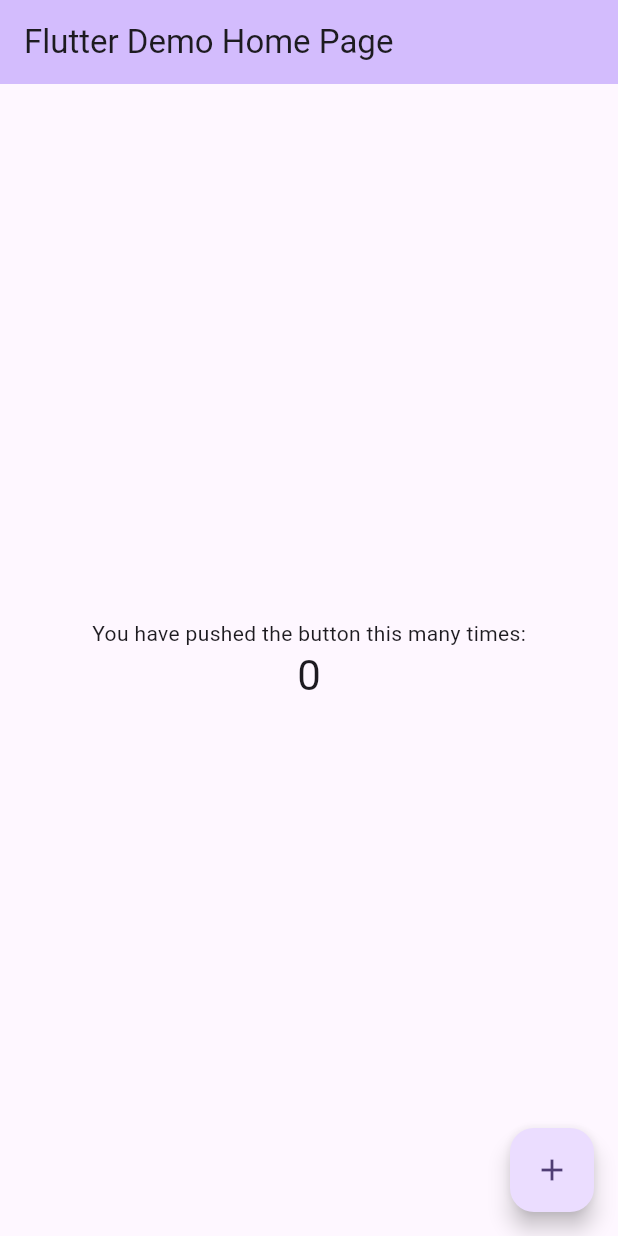
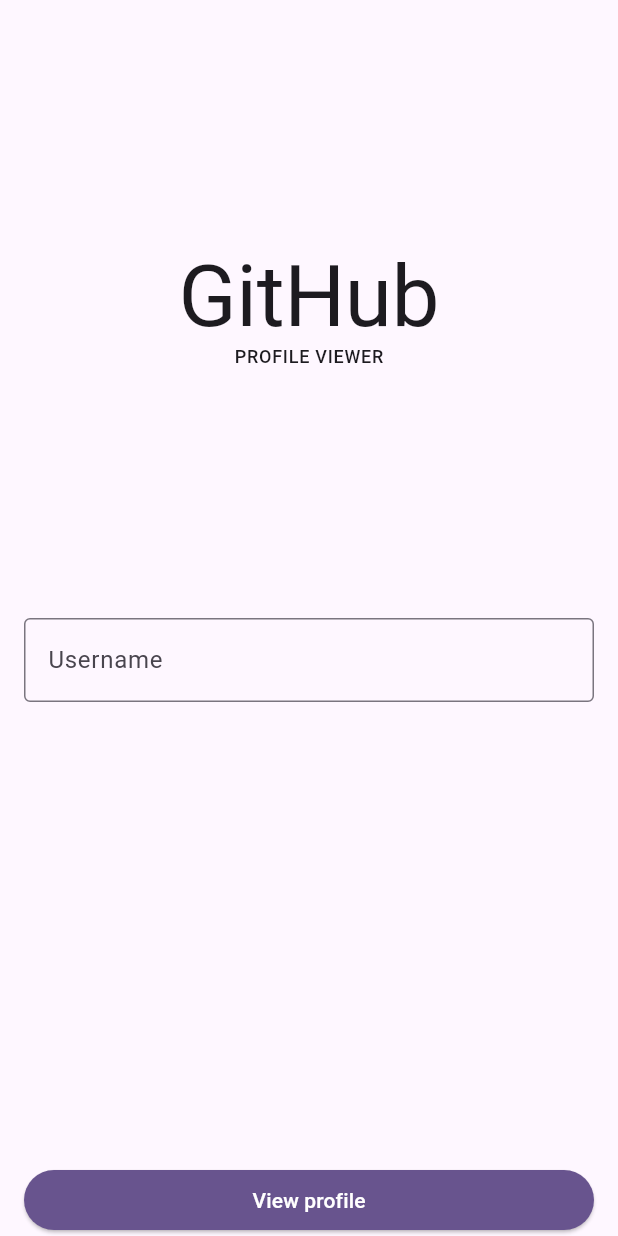
Before and after one commit to deep38/github_profile_viewer, a Flutter app: the screen it shows after launch, on a phone screen of 412 x 824 dp. Run offline on Flutter 3.47's test engine with Material 3 defaults, Android fonts, the phone set to English and light mode, and no system bars; our stand-ins replace get.

Commit message:
Implemented WelcomePage - Added:  - WelcomePage   - Username form with validator and submit button.
- Tests:
  - Manual tests: pass
  - WidgetTests: fails

```diff
--- a/lib/main.dart
+++ b/lib/main.dart
@@ -1,4 +1,9 @@
 import 'package:flutter/material.dart';
+import 'package:get/get.dart';
+import 'package:get/get_navigation/src/root/get_material_app.dart';
+import 'package:get/route_manager.dart';
+import 'package:github_profile_viewer/presentation/controllers/welcome_page_controller.dart';
+import 'package:github_profile_viewer/presentation/pages/welcome_page.dart';
 
 void main() {
   runApp(const MyApp());
@@ -10,113 +15,21 @@ class MyApp extends StatelessWidget {
   // This widget is the root of your application.
   @override
   Widget build(BuildContext context) {
-    return MaterialApp(
+    return GetMaterialApp(
       title: 'Flutter Demo',
       theme: ThemeData(
-        // This is the theme of your application.
-        //
-        // TRY THIS: Try running your application with "flutter run". You'll see
-        // the application has a purple toolbar. Then, without quitting the app,
-        // try changing the seedColor in the colorScheme below to Colors.green
-        // and then invoke "hot reload" (save your changes or press the "hot
-        // reload" button in a Flutter-supported IDE, or press "r" if you used
-        // the command line to start the app).
-        //
-        // Notice that the counter didn't reset back to zero; the application
-        // state is not lost during the reload. To reset the state, use hot
-        // restart instead.
-        //
-        // This works for code too, not just values: Most code changes can be
-        // tested with just a hot reload.
         colorScheme: ColorScheme.fromSeed(seedColor: Colors.deepPurple),
       ),
-      home: const MyHomePage(title: 'Flutter Demo Home Page'),
+      initialRoute: '/',
+      getPages: [
+        GetPage(
+          name: '/',
+          page: () => WelcomePage(),
+          binding: BindingsBuilder(() {
+            Get.lazyPut<WelcomePageController>(() => WelcomePageController());
+          }),
+        ),
+      ],
     );
   }
 }
-
-class MyHomePage extends StatefulWidget {
-  const MyHomePage({super.key, required this.title});
-
-  // This widget is the home page of your application. It is stateful, meaning
-  // that it has a State object (defined below) that contains fields that affect
-  // how it looks.
-
-  // This class is the configuration for the state. It holds the values (in this
-  // case the title) provided by the parent (in this case the App widget) and
-  // used by the build method of the State. Fields in a Widget subclass are
-  // always marked "final".
-
-  final String title;
-
-  @override
-  State<MyHomePage> createState() => _MyHomePageState();
-}
-
-class _MyHomePageState extends State<MyHomePage> {
-  int _counter = 0;
-
-  void _incrementCounter() {
-    setState(() {
-      // This call to setState tells the Flutter framework that something has
-      // changed in this State, which causes it to rerun the build method below
-      // so that the display can reflect the updated values. If we changed
-      // _counter without calling setState(), then the build method would not be
-      // called again, and so nothing would appear to happen.
-      _counter++;
-    });
-  }
-
-  @override
-  Widget build(BuildContext context) {
-    // This method is rerun every time setState is called, for instance as done
-    // by the _incrementCounter method above.
-    //
-    // The Flutter framework has been optimized to make rerunning build methods
-    // fast, so that you can just rebuild anything that needs updating rather
-    // than having to individually change instances of widgets.
-    return Scaffold(
-      appBar: AppBar(
-        // TRY THIS: Try changing the color here to a specific color (to
-        // Colors.amber, perhaps?) and trigger a hot reload to see the AppBar
-        // change color while the other colors stay the same.
-        backgroundColor: Theme.of(context).colorScheme.inversePrimary,
-        // Here we take the value from the MyHomePage object that was created by
-        // the App.build method, and use it to set our appbar title.
-        title: Text(widget.title),
-      ),
-      body: Center(
-        // Center is a layout widget. It takes a single child and positions it
-        // in the middle of the parent.
-        child: Column(
-          // Column is also a layout widget. It takes a list of children and
-          // arranges them vertically. By default, it sizes itself to fit its
-          // children horizontally, and tries to be as tall as its parent.
-          //
-          // Column has various properties to control how it sizes itself and
-          // how it positions its children. Here we use mainAxisAlignment to
-          // center the children vertically; the main axis here is the vertical
-          // axis because Columns are vertical (the cross axis would be
-          // horizontal).
-          //
-          // TRY THIS: Invoke "debug painting" (choose the "Toggle Debug Paint"
-          // action in the IDE, or press "p" in the console), to see the
-          // wireframe for each widget.
-          mainAxisAlignment: MainAxisAlignment.center,
-          children: <Widget>[
-            const Text('You have pushed the button this many times:'),
-            Text(
-              '$_counter',
-              style: Theme.of(context).textTheme.headlineMedium,
-            ),
-          ],
-        ),
-      ),
-      floatingActionButton: FloatingActionButton(
-        onPressed: _incrementCounter,
-        tooltip: 'Increment',
-        child: const Icon(Icons.add),
-      ), // This trailing comma makes auto-formatting nicer for build methods.
-    );
-  }
-}
--- /dev/null
+++ b/lib/presentation/components/responsive_page.dart
@@ -0,0 +1,31 @@
+import 'package:flutter/material.dart';
+
+class ResponsivePage extends StatelessWidget {
+  const ResponsivePage({super.key, required this.header, required this.body});
+
+  final Widget header;
+  final Widget body;
+
+  @override
+  Widget build(BuildContext context) {
+    final isLandscape = MediaQuery.of(context).size.aspectRatio > 1;
+    return Scaffold(
+      body: Padding(
+        padding: MediaQuery.of(context).padding,
+        child: isLandscape
+            ? Row(
+                children: [
+                  Flexible(child: header),
+                  Flexible(child: body),
+                ],
+              )
+            : Column(
+                children: [
+                  Flexible(child: header),
+                  Flexible(child: body),
+                ],
+              ),
+      ),
+    );
+  }
+}
--- /dev/null
+++ b/lib/presentation/pages/welcome_page.dart
@@ -0,0 +1,100 @@
+import 'dart:math';
+
+import 'package:flutter/material.dart';
+import 'package:github_profile_viewer/presentation/components/responsive_page.dart';
+import 'package:github_profile_viewer/utils/extensions.dart';
+
+class WelcomePage extends StatelessWidget {
+  WelcomePage({super.key});
+
+  final TextEditingController _usernameTextEditingController =
+      TextEditingController();
+
+  final _formKey = GlobalKey<FormState>();
+
+  void onSubmit() {
+    if (_formKey.currentState?.validate() == true) {
+      // TODO: Implement navigate to profile view page
+    }
+  }
+
+  String? _usernameValidator(String? username) {
+    if (username == null || username.isEmpty) {
+      return "Please enter username";
+    }
+
+    if (username.length > 39) {
+      return "Username is too long. it must be less than 40 characters.";
+    }
+
+    if (!username.isValidUsername()) {
+      return "Invalide username. Username can only contain alphabets, numbers and single -(hyphen) inbetween.";
+    }
+
+    return null;
+  }
+
+  @override
+  Widget build(BuildContext context) {
+    final isLandscape = MediaQuery.of(context).size.aspectRatio > 1;
+    return ResponsivePage(
+      header: Center(
+        child: Column(
+          mainAxisAlignment: MainAxisAlignment.center,
+          children: [
+            Text("GitHub", style: Theme.of(context).textTheme.displayLarge),
+            Text(
+              "PROFILE VIEWER",
+              style: Theme.of(context).textTheme.labelMedium,
+            ),
+          ],
+        ),
+      ),
+      body: Padding(
+        padding: const EdgeInsets.symmetric(horizontal: 16.0),
+        child: Form(
+          key: _formKey,
+          child: Column(
+            mainAxisAlignment: isLandscape
+                ? MainAxisAlignment.center
+                : MainAxisAlignment.spaceBetween,
+            children: [
+              TextFormField(
+                key: Key("usernameInputField"),
+                controller: _usernameTextEditingController,
+                validator: _usernameValidator,
+                decoration: InputDecoration(
+                  labelText: "Username",
+                  hintText: "Enter username",
+                  errorMaxLines: 2,
+                  border: OutlineInputBorder(),
+                  constraints: BoxConstraints(
+                    minWidth: min(
+                      500.0,
+                      max(MediaQuery.of(context).size.width, 36.0),
+                    ),
+                    maxWidth: 500,
+                  ),
+                ),
+              ),
+
+              if (isLandscape) SizedBox(height: 16),
+
+              ElevatedButton(
+                key: Key("usernameSubmitButton"),
+                onPressed: onSubmit,
+                style: ElevatedButton.styleFrom(
+                  backgroundColor: Theme.of(context).colorScheme.primary,
+                  foregroundColor: Theme.of(context).colorScheme.onPrimary,
+                  fixedSize: Size.fromWidth(MediaQuery.of(context).size.width),
+                  maximumSize: Size.fromWidth(500),
+                ),
+                child: const Text("View profile"),
+              ),
+            ],
+          ),
+        ),
+      ),
+    );
+  }
+}
--- /dev/null
+++ b/lib/utils/extensions.dart
@@ -0,0 +1,6 @@
+extension StringExtensions on String {
+  bool isValidUsername() {
+    final usernameRegexp = RegExp(r'^[a-zA-Z0-9]+[-]{0,1}[a-zA-Z0-9]+$');
+    return usernameRegexp.hasMatch(this);
+  }
+}
```
Also changed, not shown: 3 other files.
